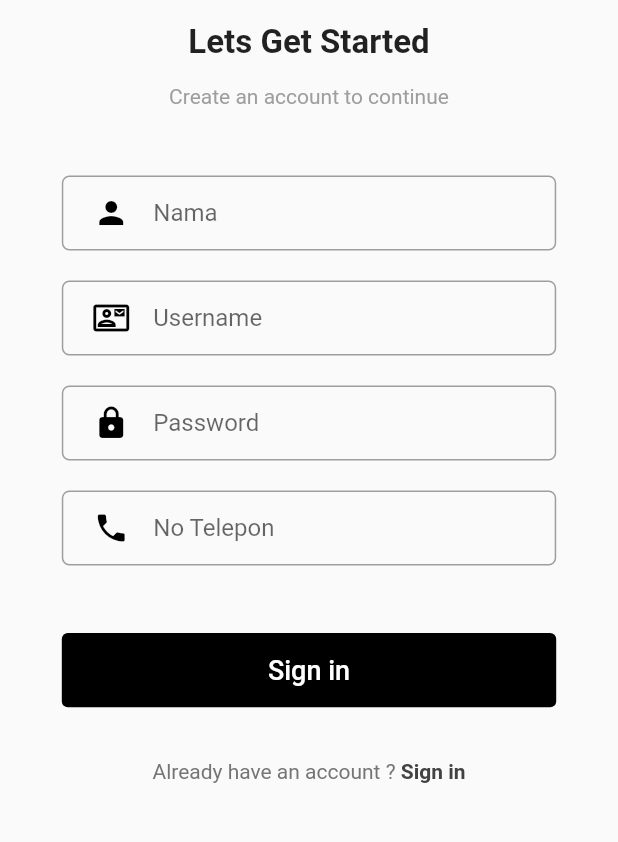
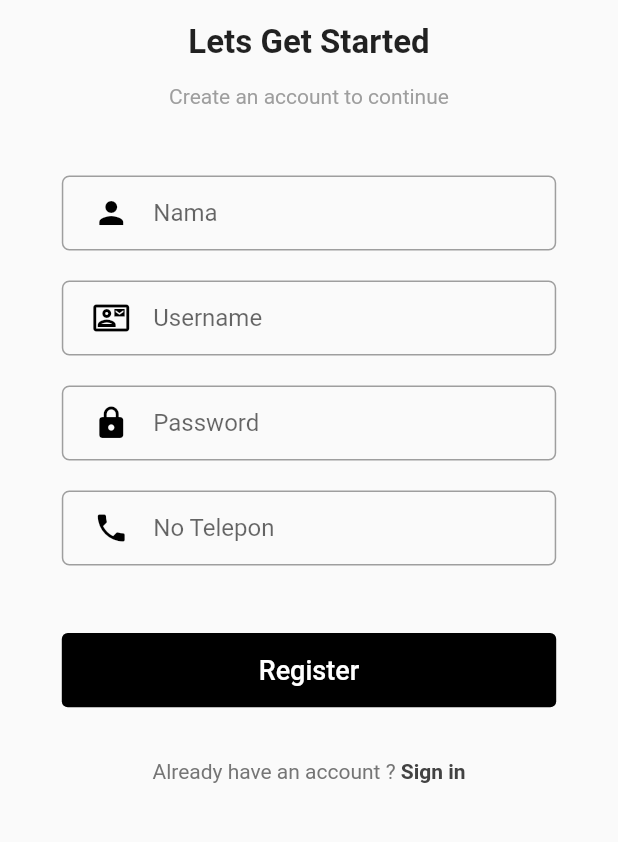
Before and after one commit to azhargraha/ilook-mobile, a Flutter app: the RegisterPage screen opened directly, on a phone screen of 412 x 824 dp, the part 322-1164 px from its top. Run offline on Flutter 3.47's test engine with Material 2 defaults, Android fonts, the phone set to English and light mode, and no system bars; our stand-ins replace google_fonts; statements that could not run were skipped.

Commit message:
add register file

```diff
--- a/lib/page/RegisterPage.dart
+++ b/lib/page/RegisterPage.dart
@@ -1,11 +1,10 @@
 import 'package:flutter/material.dart';
-import 'package:mobel/page/LoginPage.dart';
 
 class RegisterPage extends StatelessWidget {
   const RegisterPage({Key? key}) : super(key: key);
 
   @override
-    Widget build(BuildContext context){
+  Widget build(BuildContext context) {
     Size screen = MediaQuery.of(context).size;
     return SafeArea(
       child: Scaffold(
@@ -103,7 +102,7 @@ import 'package:mobel/page/LoginPage.dart';
                         ),
                         onPressed: () {},
                         child: Text(
-                            'Sign in',
+                          'Register',
                           style: TextStyle(fontSize: 18),
                         ),
                       ),
```
Lines whose indentation alone changed are shown as unchanged.
